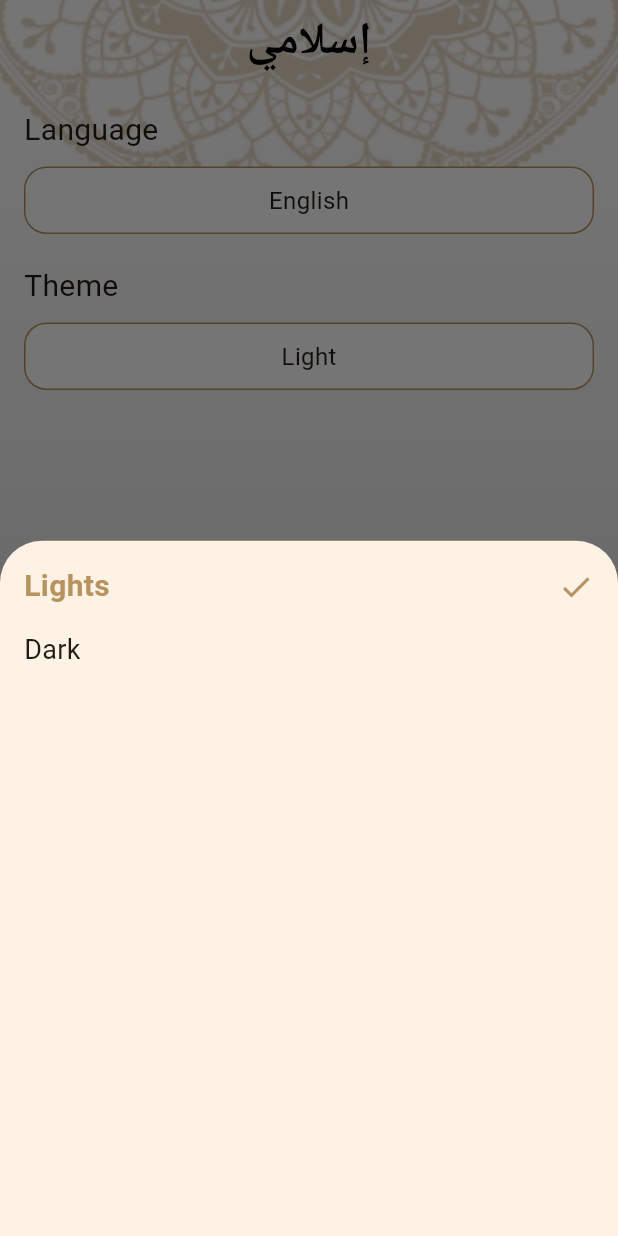
After one commit to ehabMoahmed/islamiApp, a Flutter app: the screen it shows after launch, item 5 of the bottom bar chosen, after a tap on "Light", on a phone screen of 412 x 824 dp. The commit adds this screen. Run offline on Flutter 3.47's test engine with Material 3 defaults, Android fonts, the phone set to English and light mode, and no system bars.

Commit message:
edit sebha +design settings

```diff
--- a/lib/UI/home/home_screen.dart
+++ b/lib/UI/home/home_screen.dart
@@ -1,9 +1,11 @@
 import 'package:flutter/material.dart';
-import 'package:islamyapp/UI/home/quran_widget.dart';
-import 'package:islamyapp/UI/home/radio.dart';
-import 'package:islamyapp/UI/home/sebha_widget.dart';
+import 'package:islamyapp/UI/home/tabs/quran_widget.dart';
+import 'package:islamyapp/UI/home/tabs/radio.dart';
+import 'package:islamyapp/UI/home/tabs/sebha_widget.dart';
+import 'package:islamyapp/UI/home/tabs/settings.dart';
 
-import 'ahades.dart';
+
+import 'tabs/ahades.dart';
 
 class homeScreen extends StatefulWidget {
   static const String routeName = 'HomeScreen';
@@ -19,6 +21,7 @@
     AhadethWidget(),
     SebhaWidget(),
     RadioWidget(),
+    Settings(),
   ];
 
   @override
@@ -67,6 +70,12 @@
                 icon: ImageIcon(AssetImage('assets/images/icon_radio.png')),
                 label: "راديو",
               ),
+
+              BottomNavigationBarItem(
+                backgroundColor: Theme.of(context).colorScheme.primary,
+                icon: Icon(Icons.settings) ,
+                label: "الاعدادات",
+              ),
             ]),
 
         //kda al body howa al hytghyr m3 al bottom navigation y3ny tghyer fe al index
--- a/lib/UI/home/ahades.dart
+++ b/lib/UI/home/tabs/ahades.dart
@@ -3,7 +3,7 @@
 import 'package:flutter/services.dart';
 import 'package:islamyapp/UI/home/hadethtitle.dart';
 
-import 'ahadeth_model.dart';
+import '../ahadeth_model.dart';
 
 class AhadethWidget extends StatefulWidget {
 
--- /dev/null
+++ b/lib/UI/home/tabs/settings.dart
@@ -0,0 +1,80 @@
+import 'package:flutter/material.dart';
+import 'package:islamyapp/UI/home/tabs/themesheet.dart';
+
+import 'Language_sheet.dart';
+
+class Settings extends StatefulWidget {
+
+
+  @override
+  State<Settings> createState() => _SettingsState();
+}
+
+class _SettingsState extends State<Settings> {
+  @override
+  Widget build(BuildContext context) {
+    return Padding(
+      padding: const EdgeInsets.all(16.0),
+      child: Column(
+        crossAxisAlignment: CrossAxisAlignment.start,
+        children: [
+          Text('Language',style: TextStyle(fontSize: 20),),
+          SizedBox(height: 10,),
+          InkWell(
+            onTap: (){
+              ShowLanguageBottomSheet();
+            },
+            child: Container(
+              alignment: Alignment.center,
+              width: double.infinity,
+              padding:EdgeInsets.all(10) ,
+                decoration: BoxDecoration(
+                    color: Colors.white,
+                  borderRadius: BorderRadius.circular(15),
+                  border: Border.all(
+                    color: Theme.of(context).colorScheme.primary,
+                  )
+                ),
+                child: Text('English',style: TextStyle(fontSize: 16),)),
+          ),
+          SizedBox(height: 20,),
+          Text('Theme',style: TextStyle(fontSize: 20),),
+          SizedBox(height: 10,),
+          InkWell(
+            onTap: (){
+              ShowThemeBottomSheet();
+            },
+            child: Container(
+                alignment: Alignment.center,
+                width: double.infinity,
+                padding:EdgeInsets.all(10) ,
+                decoration: BoxDecoration(
+                  color: Colors.white,
+                    borderRadius: BorderRadius.circular(15),
+                    border: Border.all(
+                      color: Theme.of(context).colorScheme.primary,
+                    )
+                ),
+                child: Text('Light',style: TextStyle(fontSize: 16),)),
+          ),
+
+        ],
+      ),
+    );
+  }
+
+  void ShowThemeBottomSheet() {
+    showModalBottomSheet(context: context,
+        builder:  (context) =>   ThemeSheet());
+  }
+
+  void ShowLanguageBottomSheet() {
+
+    //3shan ttl3 al bottomsheet lazm tnade 3ala al function de
+    showModalBottomSheet(
+      context: context, //khleha statfufull
+      builder: (context) {  //adelo al design fe al builder w h3mlo fe screen tanya 3shan al code mykbrsh meni
+      return LanguageSheet();
+    },);
+  }
+}
--- /dev/null
+++ b/lib/UI/home/tabs/themesheet.dart
@@ -0,0 +1,47 @@
+import 'package:flutter/cupertino.dart';
+import 'package:flutter/material.dart';
+
+class ThemeSheet extends StatefulWidget {
+
+  @override
+  State<ThemeSheet> createState() => _ThemeSheetState();
+}
+
+class _ThemeSheetState extends State<ThemeSheet> {
+  @override
+  Widget build(BuildContext context) {
+    return Padding(
+      padding: const EdgeInsets.all(16.0),
+      child: Column(
+        crossAxisAlignment: CrossAxisAlignment.stretch,
+        children: [
+          getSelectedItem('Lights'),
+          SizedBox(height: 15,),
+          getUnselectedItem('Dark'),
+        ],
+      ),
+    );
+  }
+
+  Widget getSelectedItem(String SelectedLanguage){
+    return  Row(
+      mainAxisAlignment: MainAxisAlignment.spaceBetween,
+      children: [
+        Text(SelectedLanguage,style: TextStyle(
+          fontSize: 20,
+          color:Theme.of(context).primaryColor,
+          fontWeight: FontWeight.bold,
+        )),
+        Icon(Icons.check,
+          color: Theme.of(context).primaryColor,
+        )
+      ],
+    );
+  }
+
+  Widget getUnselectedItem(String UnSelectedLanguage){
+    return   Text(UnSelectedLanguage,style: TextStyle(
+      fontSize: 18,
+    ));
+  }
+}
```
Also changed, not shown: lib/UI/home/tabs/Language_sheet.dart (added, +47 -0 lines), lib/UI/home/tabs/sebha_widget.dart (renamed from lib/UI/home/sebha_widget.dart, +20 -3 lines), lib/UI/home/tabs/quran_widget.dart (renamed from lib/UI/home/quran_widget.dart), lib/UI/home/tabs/radio.dart (renamed from lib/UI/home/radio.dart).
